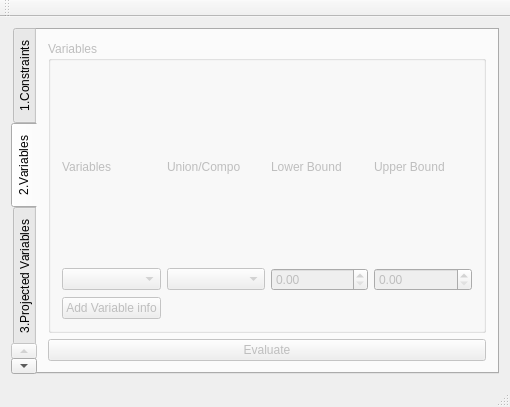
Old version of the form proj2d_ng.ui in the repository msis/proj2D_ng.
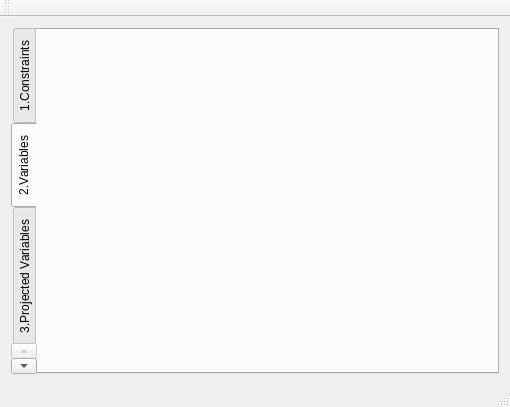
New version of the form.

Commit message: Adding variables in comboboxes OK still need the excusivity or UNION/INTERSECTION volumn

What changed in the file:
```diff
--- a/proj2d_ng.ui
+++ b/proj2d_ng.ui
@@ -68,77 +68,6 @@
        <attribute name="title">
         <string>2.Variables</string>
        </attribute>
-       <layout class="QGridLayout" name="gridLayout_2">
-        <item row="0" column="0">
-         <widget class="QGroupBox" name="groupVar">
-          <property name="title">
-           <string>Variables</string>
-          </property>
-          <property name="alignment">
-           <set>Qt::AlignLeading|Qt::AlignLeft|Qt::AlignTop</set>
-          </property>
-          <layout class="QGridLayout" name="varGridLayout">
-           <property name="sizeConstraint">
-            <enum>QLayout::SetDefaultConstraint</enum>
-           </property>
-           <item row="1" column="3">
-            <widget class="QDoubleSpinBox" name="upperBoundSpinBox"/>
-           </item>
-           <item row="1" column="1">
-            <widget class="QComboBox" name="intervalTypeComboBox"/>
-           </item>
-           <item row="1" column="0">
-            <widget class="QComboBox" name="varComboBox"/>
-           </item>
-           <item row="2" column="0">
-            <widget class="QPushButton" name="addVarButton">
-             <property name="text">
-              <string>Add Variable info</string>
-             </property>
-            </widget>
-           </item>
-           <item row="1" column="2">
-            <widget class="QDoubleSpinBox" name="lowerBoundSpinBox"/>
-           </item>
-           <item row="0" column="3">
-            <widget class="QLabel" name="ubLabel">
-             <property name="text">
-              <string>Upper Bound</string>
-             </property>
-            </widget>
-           </item>
-           <item row="0" column="2">
-            <widget class="QLabel" name="lbLabel">
-             <property name="text">
-              <string>Lower Bound</string>
-             </property>
-            </widget>
-           </item>
-           <item row="0" column="1">
-            <widget class="QLabel" name="unionCompolabel">
-             <property name="text">
-              <string>Union/Compo</string>
-             </property>
-            </widget>
-           </item>
-           <item row="0" column="0">
-            <widget class="QLabel" name="varNameLabel">
-             <property name="text">
-              <string>Variables</string>
-             </property>
-            </widget>
-           </item>
-          </layout>
-         </widget>
-        </item>
-        <item row="1" column="0">
-         <widget class="QPushButton" name="evalButton">
-          <property name="text">
-           <string>Evaluate</string>
-          </property>
-         </widget>
-        </item>
-       </layout>
       </widget>
       <widget class="QWidget" name="tabProjVar">
        <property name="enabled">
```
The commit also changes 2 other files.
